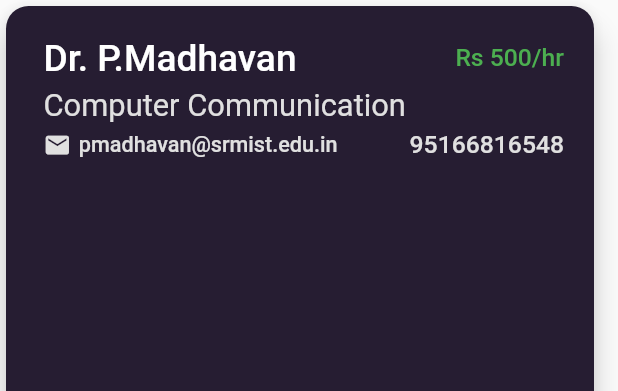
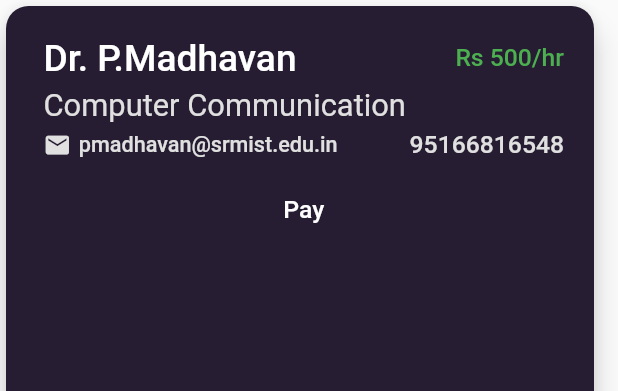
Before and after one commit to Soham-2411/ScholarAid, a Flutter app: the TutorCards widget shown alone on an empty page, opened directly, on a phone screen of 412 x 824 dp. Shown: the top 391 px of the screen. Run offline on Flutter 3.47's test engine with Material 2 defaults, Android fonts, the phone set to English and light mode, and no system bars; our stand-ins replace circular_countdown_timer, cloud_firestore, firebase_auth, firebase_core, firebase_storage, fl_chart and 10 more; missing offline and left inert: all_sensors, fab_circular_menu, flutter_otp, model_viewer; accounts and stored records are empty.

Commit message:
Chatpage UI

```diff
--- a/lib/Pages/ChatPage.dart
+++ b/lib/Pages/ChatPage.dart
@@ -152,7 +152,7 @@ class TutorCardsState extends State<TutorCards> {
         elevation: 8,
         child: Container(
           width: MediaQuery.of(context).size.width - 20,
-          padding: EdgeInsets.only(left: 5, top: 5, bottom: 20),
+          padding: EdgeInsets.only(left: 5, top: 5, bottom: 0),
           child: Align(
             alignment: Alignment.centerLeft,
             child: Padding(
@@ -197,8 +197,7 @@ class TutorCardsState extends State<TutorCards> {
                       child: Row(
                         mainAxisAlignment: MainAxisAlignment.spaceBetween,
                         children: [
-                          Row(
-                            children: [
+                          Row(children: [
                             Icon(
                               Icons.email,
                               size: width * 0.045,
@@ -212,8 +211,7 @@ class TutorCardsState extends State<TutorCards> {
                                     color: Colors.grey[300],
                                     fontSize: width * 0.035,
                                     fontWeight: FontWeight.w500)),
-                            ],
-                          ),
+                          ]),
                           Text(widget.phoneno,
                               style: TextStyle(
                                   color: Colors.grey[300],
@@ -221,6 +219,17 @@ class TutorCardsState extends State<TutorCards> {
                                   fontWeight: FontWeight.w500)),
                         ],
                       )),
+                  SizedBox(
+                    height: 10,
+                  ),
+                  TextButton(
+                    onPressed: () {},
+                    child: Text(
+                      "Pay",
+                      style: TextStyle(
+                          fontSize: width * 0.04, color: Colors.white),
+                    ),
+                  )
                 ],
               ),
             ),
```
Lines whose indentation alone changed are shown as unchanged.
